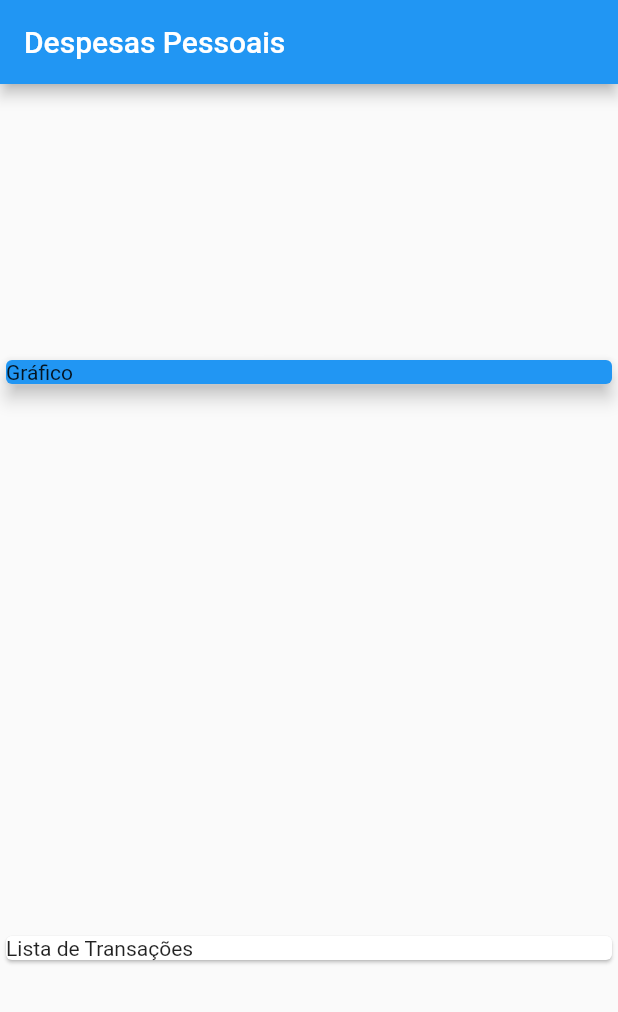
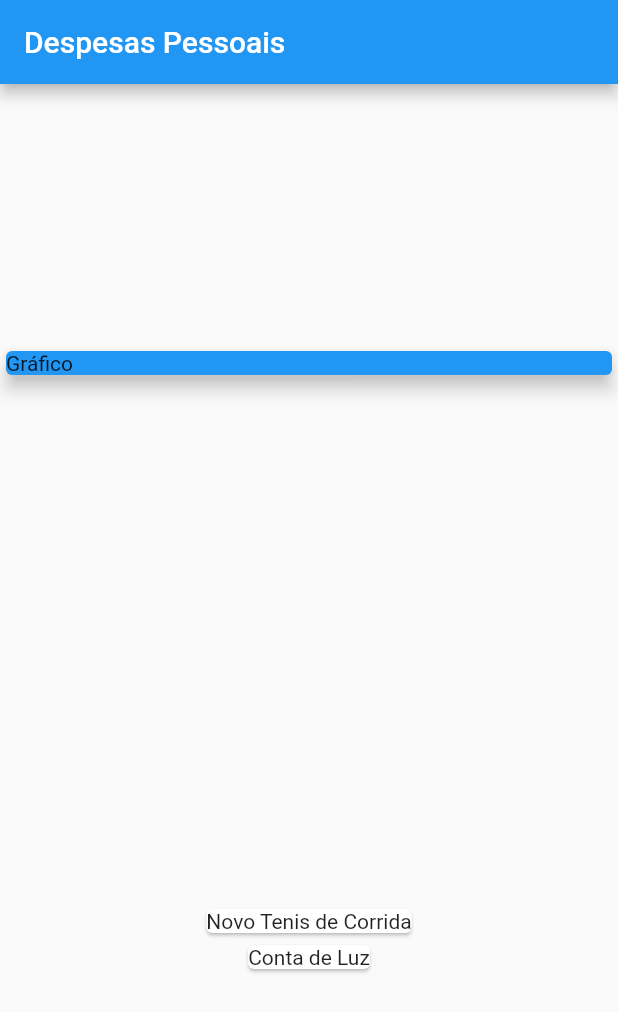
Before and after one commit to kessygodoy/Flutter, a Flutter app: the screen it shows after launch, on a phone screen of 412 x 824 dp. Shown: the top 1012 px of the screen. Run offline on Flutter 3.47's test engine with Material 2 defaults, Android fonts, the phone set to English and light mode, and no system bars.

Commit message:
map da lista em uma column

```diff
--- a/curso_flutter/expenses/lib/main.dart
+++ b/curso_flutter/expenses/lib/main.dart
@@ -49,8 +49,12 @@ class MyHomePage extends StatelessWidget {
               elevation: 5,
             ),
           ),
-          Card(
-            child: Text('Lista de Transações'),
+          Column(
+            children: _transactions.map((e) {
+              return Card(
+                child: Text(e.title),
+              );
+            }).toList(),
           )
         ],
       ),
```
